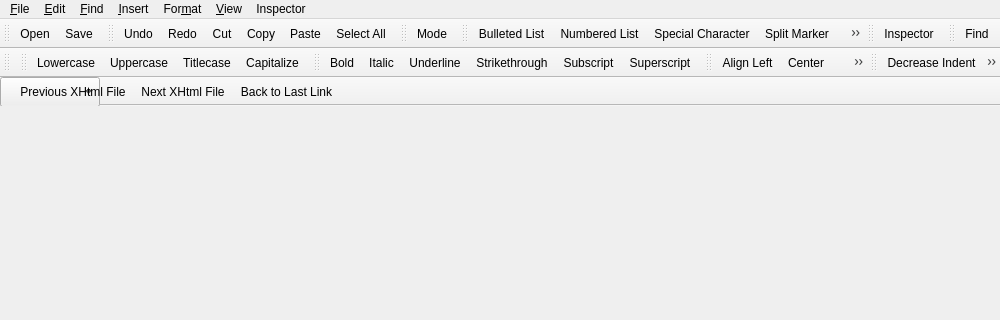
Qt form main.ui (Sigil-Ebook/PageEdit) before a commit; both pictures show x 0 to 1000 and y 0 to 320 of the 1000 by 700 pixel window.
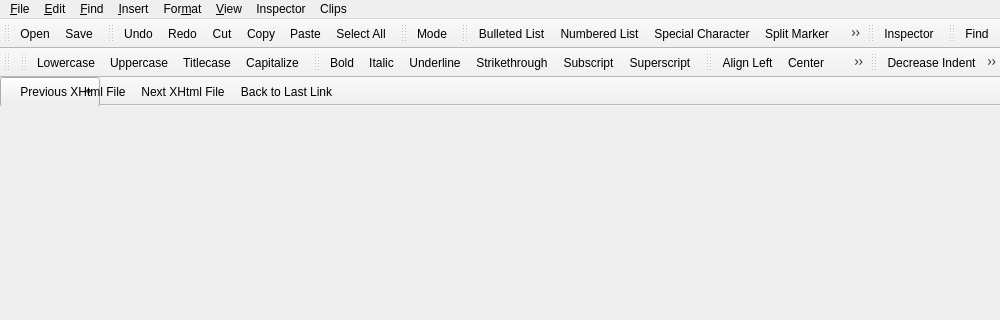
The same form after that commit. Icons and pictures are not drawn.

Commit message: add prelim support for ClipsWindow dockwidget to PageEdit

Patch:
```diff
--- a/main.ui
+++ b/main.ui
@@ -171,6 +171,14 @@
     <addaction name="actionInspect" />
    </widget>
 
+   <widget class="QMenu" name="menuClips">
+     <property name="title">
+       <string>Clips</string>
+     </property>
+     <addaction name="actionClips"/>
+     <addaction name="actionClipEdit"/>
+   </widget>
+     
    <addaction name="menuFile"/>
    <addaction name="menuEdit"/>
    <addaction name="menuFind"/>
@@ -178,6 +186,7 @@
    <addaction name="menuFormat"/>
    <addaction name="menuView"/>
    <addaction name="menuInspect"/>
+   <addaction name="menuClips"/>
   </widget>
 
   <widget class="QToolBar" name="toolBarFileActions">
```
Left out of the diff: 24 changed lines with no effect on the pictures. The commit also changes 15 other files.
